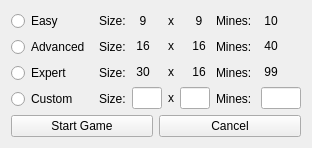
Old version of the form difficulty.ui in the repository q-g-j/qminesweeper.
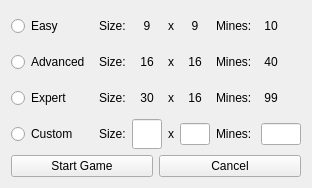
New version of the form.

Commit message: fixed difficulty dialog again

```diff
--- a/difficulty.ui
+++ b/difficulty.ui
@@ -6,8 +6,8 @@
    <rect>
     <x>0</x>
     <y>0</y>
-    <width>339</width>
-    <height>220</height>
+    <width>405</width>
+    <height>194</height>
    </rect>
   </property>
   <property name="sizePolicy">
@@ -19,405 +19,498 @@
   <property name="windowTitle">
    <string>Choose difficulty</string>
   </property>
-  <layout class="QGridLayout" name="gridLayout">
+  <layout class="QGridLayout" name="gridLayout_2">
    <property name="sizeConstraint">
     <enum>QLayout::SetFixedSize</enum>
    </property>
    <item row="0" column="0">
-    <layout class="QHBoxLayout" name="horizontalLayout_main">
-     <item>
-      <layout class="QVBoxLayout" name="verticalLayout_mode" stretch="0,0,0,0">
-       <property name="sizeConstraint">
-        <enum>QLayout::SetDefaultConstraint</enum>
+    <layout class="QGridLayout" name="gridLayout">
+     <item row="1" column="4">
+      <widget class="QLabel" name="label_medium_rows">
+       <property name="text">
+        <string>16</string>
        </property>
-       <item>
-        <widget class="QRadioButton" name="radioButton_easy">
-         <property name="text">
-          <string>Easy</string>
-         </property>
-        </widget>
-       </item>
-       <item>
-        <widget class="QRadioButton" name="radioButton_advanced">
-         <property name="text">
-          <string>Advanced </string>
-         </property>
-        </widget>
-       </item>
-       <item>
-        <widget class="QRadioButton" name="radioButton_expert">
-         <property name="text">
-          <string>Expert</string>
-         </property>
-        </widget>
-       </item>
-       <item>
-        <widget class="QRadioButton" name="radioButton_custom">
-         <property name="text">
-          <string>Custom</string>
-         </property>
-        </widget>
-       </item>
-      </layout>
+       <property name="alignment">
+        <set>Qt::AlignCenter</set>
+       </property>
+      </widget>
      </item>
-     <item>
-      <layout class="QVBoxLayout" name="verticalLayout_size_labels">
-       <item>
-        <widget class="QLabel" name="label_small_size">
-         <property name="sizePolicy">
-          <sizepolicy hsizetype="MinimumExpanding" vsizetype="MinimumExpanding">
-           <horstretch>0</horstretch>
-           <verstretch>0</verstretch>
-          </sizepolicy>
-         </property>
-         <property name="text">
-          <string>Size:</string>
-         </property>
-        </widget>
-       </item>
-       <item>
-        <widget class="QLabel" name="label_medium_size">
-         <property name="sizePolicy">
-          <sizepolicy hsizetype="MinimumExpanding" vsizetype="MinimumExpanding">
-           <horstretch>0</horstretch>
-           <verstretch>0</verstretch>
-          </sizepolicy>
-         </property>
-         <property name="text">
-          <string>Size:</string>
-         </property>
-        </widget>
-       </item>
-       <item>
-        <widget class="QLabel" name="label_large_size">
-         <property name="sizePolicy">
-          <sizepolicy hsizetype="MinimumExpanding" vsizetype="MinimumExpanding">
-           <horstretch>0</horstretch>
-           <verstretch>0</verstretch>
-          </sizepolicy>
-         </property>
-         <property name="text">
-          <string>Size:</string>
-         </property>
-        </widget>
-       </item>
-       <item>
-        <widget class="QLabel" name="label_custom_size">
-         <property name="sizePolicy">
-          <sizepolicy hsizetype="MinimumExpanding" vsizetype="MinimumExpanding">
-           <horstretch>0</horstretch>
-           <verstretch>0</verstretch>
-          </sizepolicy>
-         </property>
-         <property name="text">
-          <string>Size:</string>
-         </property>
-        </widget>
-       </item>
-      </layout>
+     <item row="1" column="1">
+      <widget class="QLabel" name="label_medium_size">
+       <property name="sizePolicy">
+        <sizepolicy hsizetype="Preferred" vsizetype="Fixed">
+         <horstretch>0</horstretch>
+         <verstretch>0</verstretch>
+        </sizepolicy>
+       </property>
+       <property name="minimumSize">
+        <size>
+         <width>0</width>
+         <height>30</height>
+        </size>
+       </property>
+       <property name="maximumSize">
+        <size>
+         <width>16777215</width>
+         <height>30</height>
+        </size>
+       </property>
+       <property name="text">
+        <string>Size:</string>
+       </property>
+       <property name="alignment">
+        <set>Qt::AlignLeading|Qt::AlignLeft|Qt::AlignVCenter</set>
+       </property>
+      </widget>
      </item>
-     <item>
-      <layout class="QVBoxLayout" name="verticalLayout_size_values">
-       <item>
-        <layout class="QHBoxLayout" name="horizontalLayout_size_values_small">
-         <item>
-          <widget class="QLabel" name="label_small_cols">
-           <property name="text">
-            <string>9</string>
-           </property>
-           <property name="alignment">
-            <set>Qt::AlignCenter</set>
-           </property>
-          </widget>
-         </item>
-         <item>
-          <widget class="QLabel" name="label_small_x">
-           <property name="text">
-            <string>x</string>
-           </property>
-           <property name="alignment">
-            <set>Qt::AlignCenter</set>
-           </property>
-          </widget>
-         </item>
-         <item>
-          <widget class="QLabel" name="label_small_rows">
-           <property name="text">
-            <string>9</string>
-           </property>
-           <property name="alignment">
-            <set>Qt::AlignCenter</set>
-           </property>
-          </widget>
-         </item>
-        </layout>
-       </item>
-       <item>
-        <layout class="QHBoxLayout" name="horizontalLayout_size_values_medium">
-         <item>
-          <widget class="QLabel" name="label_medium_cols">
-           <property name="text">
-            <string>16</string>
-           </property>
-           <property name="alignment">
-            <set>Qt::AlignCenter</set>
-           </property>
-          </widget>
-         </item>
-         <item>
-          <widget class="QLabel" name="label_medium_x">
-           <property name="text">
-            <string>x</string>
-           </property>
-           <property name="alignment">
-            <set>Qt::AlignCenter</set>
-           </property>
-          </widget>
-         </item>
-         <item>
-          <widget class="QLabel" name="label_medium_rows">
-           <property name="text">
-            <string>16</string>
-           </property>
-           <property name="alignment">
-            <set>Qt::AlignCenter</set>
-           </property>
-          </widget>
-         </item>
-        </layout>
-       </item>
-       <item>
-        <layout class="QHBoxLayout" name="horizontalLayout_size_values_large">
-         <item>
-          <widget class="QLabel" name="label_large_cols">
-           <property name="text">
-            <string>30</string>
-           </property>
-           <property name="alignment">
-            <set>Qt::AlignCenter</set>
-           </property>
-          </widget>
-         </item>
-         <item>
-          <widget class="QLabel" name="label_large_x">
-           <property name="text">
-            <string>x</string>
-           </property>
-           <property name="alignment">
-            <set>Qt::AlignCenter</set>
-           </property>
-          </widget>
-         </item>
-         <item>
-          <widget class="QLabel" name="label_large_rows">
-           <property name="text">
-            <string>16</string>
-           </property>
-           <property name="alignment">
-            <set>Qt::AlignCenter</set>
-           </property>
-          </widget>
-         </item>
-        </layout>
-       </item>
-       <item>
-        <layout class="QHBoxLayout" name="horizontalLayout_size_values_custom">
-         <item>
-          <widget class="QLineEdit" name="lineEdit_custom_cols">
-           <property name="sizePolicy">
-            <sizepolicy hsizetype="Fixed" vsizetype="Preferred">
-             <horstretch>0</horstretch>
-             <verstretch>0</verstretch>
-            </sizepolicy>
-           </property>
-           <property name="maximumSize">
-            <size>
-             <width>30</width>
-             <height>16777215</height>
-            </size>
-           </property>
-          </widget>
-         </item>
-         <item>
-          <widget class="QLabel" name="label_custom_x">
-           <property name="text">
-            <string>x</string>
-           </property>
-          </widget>
-         </item>
-         <item>
-          <widget class="QLineEdit" name="lineEdit_custom_rows">
-           <property name="sizePolicy">
-            <sizepolicy hsizetype="Fixed" vsizetype="Preferred">
-             <horstretch>0</horstretch>
-             <verstretch>0</verstretch>
-            </sizepolicy>
-           </property>
-           <property name="maximumSize">
-            <size>
-             <width>30</width>
-             <height>16777215</height>
-            </size>
-           </property>
-          </widget>
-         </item>
-        </layout>
-       </item>
-      </layout>
+     <item row="1" column="6">
+      <widget class="QLabel" name="label_medium_mines_value">
+       <property name="maximumSize">
+        <size>
+         <width>40</width>
+         <height>16777215</height>
+        </size>
+       </property>
+       <property name="layoutDirection">
+        <enum>Qt::LeftToRight</enum>
+       </property>
+       <property name="text">
+        <string> 40</string>
+       </property>
+       <property name="alignment">
+        <set>Qt::AlignLeading|Qt::AlignLeft|Qt::AlignVCenter</set>
+       </property>
+      </widget>
      </item>
-     <item>
-      <layout class="QVBoxLayout" name="verticalLayout_mines_labels">
-       <item>
-        <widget class="QLabel" name="label_small_mines">
-         <property name="sizePolicy">
-          <sizepolicy hsizetype="MinimumExpanding" vsizetype="MinimumExpanding">
-           <horstretch>0</horstretch>
-           <verstretch>0</verstretch>
-          </sizepolicy>
-         </property>
-         <property name="text">
-          <string>Mines: </string>
-         </property>
-        </widget>
-       </item>
-       <item>
-        <widget class="QLabel" name="label_medium_mines">
-         <property name="sizePolicy">
-          <sizepolicy hsizetype="MinimumExpanding" vsizetype="MinimumExpanding">
-           <horstretch>0</horstretch>
-           <verstretch>0</verstretch>
-          </sizepolicy>
-         </property>
-         <property name="text">
-          <string>Mines: </string>
-         </property>
-        </widget>
-       </item>
-       <item>
-        <widget class="QLabel" name="label_large_mines">
-         <property name="sizePolicy">
-          <sizepolicy hsizetype="MinimumExpanding" vsizetype="MinimumExpanding">
-           <horstretch>0</horstretch>
-           <verstretch>0</verstretch>
-          </sizepolicy>
-         </property>
-         <property name="text">
-          <string>Mines: </string>
-         </property>
-        </widget>
-       </item>
-       <item>
-        <widget class="QLabel" name="label_custom_mines">
-         <property name="sizePolicy">
-          <sizepolicy hsizetype="MinimumExpanding" vsizetype="MinimumExpanding">
-           <horstretch>0</horstretch>
-           <verstretch>0</verstretch>
-          </sizepolicy>
-         </property>
-         <property name="text">
-          <string>Mines: </string>
-         </property>
-        </widget>
-       </item>
-      </layout>
+     <item row="1" column="2">
+      <widget class="QLabel" name="label_medium_cols">
+       <property name="sizePolicy">
+        <sizepolicy hsizetype="Preferred" vsizetype="Fixed">
+         <horstretch>0</horstretch>
+         <verstretch>0</verstretch>
+        </sizepolicy>
+       </property>
+       <property name="minimumSize">
+        <size>
+         <width>0</width>
+         <height>30</height>
+        </size>
+       </property>
+       <property name="maximumSize">
+        <size>
+         <width>16777215</width>
+         <height>30</height>
+        </size>
+       </property>
+       <property name="text">
+        <string>16</string>
+       </property>
+       <property name="alignment">
+        <set>Qt::AlignCenter</set>
+       </property>
+      </widget>
      </item>
-     <item>
-      <layout class="QVBoxLayout" name="verticalLayout_mines_values">
-       <property name="sizeConstraint">
-        <enum>QLayout::SetDefaultConstraint</enum>
+     <item row="2" column="3">
+      <widget class="QLabel" name="label_large_x">
+       <property name="text">
+        <string>x</string>
        </property>
-       <item>
-        <widget class="QLabel" name="label_small_mines_value">
-         <property name="sizePolicy">
-          <sizepolicy hsizetype="MinimumExpanding" vsizetype="MinimumExpanding">
-           <horstretch>0</horstretch>
-           <verstretch>0</verstretch>
-          </sizepolicy>
-         </property>
-         <property name="maximumSize">
-          <size>
-           <width>40</width>
-           <height>16777215</height>
-          </size>
-         </property>
-         <property name="layoutDirection">
-          <enum>Qt::LeftToRight</enum>
-         </property>
-         <property name="text">
-          <string> 10</string>
-         </property>
-         <property name="alignment">
-          <set>Qt::AlignLeading|Qt::AlignLeft|Qt::AlignVCenter</set>
-         </property>
-        </widget>
-       </item>
-       <item>
-        <widget class="QLabel" name="label_medium_mines_value">
-         <property name="sizePolicy">
-          <sizepolicy hsizetype="MinimumExpanding" vsizetype="MinimumExpanding">
-           <horstretch>0</horstretch>
-           <verstretch>0</verstretch>
-          </sizepolicy>
-         </property>
-         <property name="maximumSize">
-          <size>
-           <width>40</width>
-           <height>16777215</height>
-          </size>
-         </property>
-         <property name="layoutDirection">
-          <enum>Qt::LeftToRight</enum>
-         </property>
-         <property name="text">
-          <string> 40</string>
-         </property>
-         <property name="alignment">
-          <set>Qt::AlignLeading|Qt::AlignLeft|Qt::AlignVCenter</set>
-         </property>
-        </widget>
-       </item>
-       <item>
-        <widget class="QLabel" name="label_large_mines_value">
-         <property name="sizePolicy">
-          <sizepolicy hsizetype="MinimumExpanding" vsizetype="MinimumExpanding">
-           <horstretch>0</horstretch>
-           <verstretch>0</verstretch>
-          </sizepolicy>
-         </property>
-         <property name="maximumSize">
-          <size>
-           <width>40</width>
-           <height>16777215</height>
-          </size>
-         </property>
-         <property name="layoutDirection">
-          <enum>Qt::LeftToRight</enum>
-         </property>
-         <property name="text">
-          <string> 99</string>
-         </property>
-         <property name="alignment">
-          <set>Qt::AlignLeading|Qt::AlignLeft|Qt::AlignVCenter</set>
-         </property>
-        </widget>
-       </item>
-       <item>
-        <widget class="QLineEdit" name="lineEdit_custom_mines">
-         <property name="sizePolicy">
-          <sizepolicy hsizetype="Fixed" vsizetype="MinimumExpanding">
-           <horstretch>0</horstretch>
-           <verstretch>0</verstretch>
-          </sizepolicy>
-         </property>
-         <property name="maximumSize">
-          <size>
-           <width>40</width>
-           <height>16777215</height>
-          </size>
-         </property>
-        </widget>
-       </item>
-      </layout>
+       <property name="alignment">
+        <set>Qt::AlignCenter</set>
+       </property>
+      </widget>
+     </item>
+     <item row="2" column="6">
+      <widget class="QLabel" name="label_large_mines_value">
+       <property name="maximumSize">
+        <size>
+         <width>40</width>
+         <height>16777215</height>
+        </size>
+       </property>
+       <property name="layoutDirection">
+        <enum>Qt::LeftToRight</enum>
+       </property>
+       <property name="text">
+        <string> 99</string>
+       </property>
+       <property name="alignment">
+        <set>Qt::AlignLeading|Qt::AlignLeft|Qt::AlignVCenter</set>
+       </property>
+      </widget>
+     </item>
+     <item row="0" column="6">
+      <widget class="QLabel" name="label_small_mines_value">
+       <property name="maximumSize">
+        <size>
+         <width>40</width>
+         <height>16777215</height>
+        </size>
+       </property>
+       <property name="layoutDirection">
+        <enum>Qt::LeftToRight</enum>
+       </property>
+       <property name="text">
+        <string> 10</string>
+       </property>
+       <property name="alignment">
+        <set>Qt::AlignLeading|Qt::AlignLeft|Qt::AlignVCenter</set>
+       </property>
+      </widget>
+     </item>
+     <item row="1" column="5">
+      <widget class="QLabel" name="label_medium_mines">
+       <property name="text">
+        <string>Mines: </string>
+       </property>
+      </widget>
+     </item>
+     <item row="2" column="1">
+      <widget class="QLabel" name="label_large_size">
+       <property name="sizePolicy">
+        <sizepolicy hsizetype="Preferred" vsizetype="Fixed">
+         <horstretch>0</horstretch>
+         <verstretch>0</verstretch>
+        </sizepolicy>
+       </property>
+       <property name="minimumSize">
+        <size>
+         <width>0</width>
+         <height>30</height>
+        </size>
+       </property>
+       <property name="maximumSize">
+        <size>
+         <width>16777215</width>
+         <height>30</height>
+        </size>
+       </property>
+       <property name="text">
+        <string>Size:</string>
+       </property>
+       <property name="alignment">
+        <set>Qt::AlignLeading|Qt::AlignLeft|Qt::AlignVCenter</set>
+       </property>
+      </widget>
+     </item>
+     <item row="1" column="3">
+      <widget class="QLabel" name="label_medium_x">
+       <property name="text">
+        <string>x</string>
+       </property>
+       <property name="alignment">
+        <set>Qt::AlignCenter</set>
+       </property>
+      </widget>
+     </item>
+     <item row="2" column="0">
+      <widget class="QRadioButton" name="radioButton_expert">
+       <property name="sizePolicy">
+        <sizepolicy hsizetype="Minimum" vsizetype="Fixed">
+         <horstretch>0</horstretch>
+         <verstretch>0</verstretch>
+        </sizepolicy>
+       </property>
+       <property name="minimumSize">
+        <size>
+         <width>0</width>
+         <height>30</height>
+        </size>
+       </property>
+       <property name="maximumSize">
+        <size>
+         <width>16777215</width>
+         <height>30</height>
+        </size>
+       </property>
+       <property name="text">
+        <string>Expert</string>
+       </property>
+      </widget>
+     </item>
+     <item row="0" column="3">
+      <widget class="QLabel" name="label_small_x">
+       <property name="text">
+        <string>x</string>
+       </property>
+       <property name="alignment">
+        <set>Qt::AlignCenter</set>
+       </property>
+      </widget>
+     </item>
+     <item row="2" column="4">
+      <widget class="QLabel" name="label_large_rows">
+       <property name="text">
+        <string>16</string>
+       </property>
+       <property name="alignment">
+        <set>Qt::AlignCenter</set>
+       </property>
+      </widget>
+     </item>
+     <item row="0" column="1">
+      <widget class="QLabel" name="label_small_size">
+       <property name="sizePolicy">
+        <sizepolicy hsizetype="Preferred" vsizetype="Fixed">
+         <horstretch>0</horstretch>
+         <verstretch>0</verstretch>
+        </sizepolicy>
+       </property>
+       <property name="minimumSize">
+        <size>
+         <width>0</width>
+         <height>30</height>
+        </size>
+       </property>
+       <property name="maximumSize">
+        <size>
+         <width>16777215</width>
+         <height>30</height>
+        </size>
+       </property>
+       <property name="text">
+        <string>Size:</string>
+       </property>
+       <property name="alignment">
+        <set>Qt::AlignLeading|Qt::AlignLeft|Qt::AlignVCenter</set>
+       </property>
+      </widget>
+     </item>
+     <item row="0" column="0">
+      <widget class="QRadioButton" name="radioButton_easy">
+       <property name="sizePolicy">
+        <sizepolicy hsizetype="Minimum" vsizetype="Fixed">
+         <horstretch>0</horstretch>
+         <verstretch>0</verstretch>
+        </sizepolicy>
+       </property>
+       <property name="minimumSize">
+        <size>
+         <width>0</width>
+         <height>30</height>
+        </size>
+       </property>
+       <property name="maximumSize">
+        <size>
+         <width>16777215</width>
+         <height>30</height>
+        </size>
+       </property>
+       <property name="text">
+        <string>Easy</string>
+       </property>
+      </widget>
+     </item>
+     <item row="2" column="2">
+      <widget class="QLabel" name="label_large_cols">
+       <property name="sizePolicy">
+        <sizepolicy hsizetype="Preferred" vsizetype="Fixed">
+         <horstretch>0</horstretch>
+         <verstretch>0</verstretch>
+        </sizepolicy>
+       </property>
+       <property name="minimumSize">
+        <size>
+         <width>0</width>
+         <height>30</height>
+        </size>
+       </property>
+       <property name="maximumSize">
+        <size>
+         <width>16777215</width>
+         <height>30</height>
+        </size>
+       </property>
+       <property name="text">
+        <string>30</string>
+       </property>
+       <property name="alignment">
+        <set>Qt::AlignCenter</set>
+       </property>
+      </widget>
+     </item>
+     <item row="0" column="5">
+      <widget class="QLabel" name="label_small_mines">
+       <property name="text">
+        <string>Mines: </string>
+       </property>
+      </widget>
+     </item>
+     <item row="1" column="0">
+      <widget class="QRadioButton" name="radioButton_advanced">
+       <property name="sizePolicy">
+        <sizepolicy hsizetype="Minimum" vsizetype="Fixed">
+         <horstretch>0</horstretch>
+         <verstretch>0</verstretch>
+        </sizepolicy>
+       </property>
+       <property name="minimumSize">
+        <size>
+         <width>0</width>
+         <height>30</height>
+        </size>
+       </property>
+       <property name="maximumSize">
+        <size>
+         <width>16777215</width>
+         <height>30</height>
+        </size>
+       </property>
+       <property name="text">
+        <string>Advanced </string>
+       </property>
+      </widget>
+     </item>
+     <item row="0" column="4">
+      <widget class="QLabel" name="label_small_rows">
+       <property name="text">
+        <string>9</string>
+       </property>
+       <property name="alignment">
+        <set>Qt::AlignCenter</set>
+       </property>
+      </widget>
+     </item>
+     <item row="2" column="5">
+      <widget class="QLabel" name="label_large_mines">
+       <property name="text">
+        <string>Mines: </string>
+       </property>
+      </widget>
+     </item>
+     <item row="0" column="2">
+      <widget class="QLabel" name="label_small_cols">
+       <property name="sizePolicy">
+        <sizepolicy hsizetype="Preferred" vsizetype="Fixed">
+         <horstretch>0</horstretch>
+         <verstretch>0</verstretch>
+        </sizepolicy>
+       </property>
+       <property name="minimumSize">
+        <size>
+         <width>0</width>
+         <height>30</height>
+        </size>
+       </property>
+       <property name="maximumSize">
+        <size>
+         <width>16777215</width>
+         <height>30</height>
+        </size>
+       </property>
+       <property name="text">
+        <string>9</string>
+       </property>
+       <property name="alignment">
+        <set>Qt::AlignCenter</set>
+       </property>
+      </widget>
+     </item>
+     <item row="3" column="3">
+      <widget class="QLabel" name="label_custom_x">
+       <property name="text">
+        <string>x</string>
+       </property>
+       <property name="alignment">
+        <set>Qt::AlignCenter</set>
+       </property>
+      </widget>
+     </item>
+     <item row="3" column="0">
+      <widget class="QRadioButton" name="radioButton_custom">
+       <property name="sizePolicy">
+        <sizepolicy hsizetype="Minimum" vsizetype="Fixed">
+         <horstretch>0</horstretch>
+         <verstretch>0</verstretch>
+        </sizepolicy>
+       </property>
+       <property name="minimumSize">
+        <size>
+         <width>0</width>
+         <height>30</height>
+        </size>
+       </property>
+       <property name="maximumSize">
+        <size>
+         <width>16777215</width>
+         <height>30</height>
+        </size>
+       </property>
+       <property name="text">
+        <string>Custom</string>
+       </property>
+      </widget>
+     </item>
+     <item row="3" column="1">
+      <widget class="QLabel" name="label_custom_size">
+       <property name="sizePolicy">
+        <sizepolicy hsizetype="Preferred" vsizetype="Fixed">
+         <horstretch>0</horstretch>
+         <verstretch>0</verstretch>
+        </sizepolicy>
+       </property>
+       <property name="minimumSize">
+        <size>
+         <width>0</width>
+         <height>30</height>
+        </size>
+       </property>
+       <property name="maximumSize">
+        <size>
+         <width>16777215</width>
+         <height>30</height>
+        </size>
+       </property>
+       <property name="text">
+        <string>Size:</string>
+       </property>
+       <property name="alignment">
+        <set>Qt::AlignLeading|Qt::AlignLeft|Qt::AlignVCenter</set>
+       </property>
+      </widget>
+     </item>
+     <item row="3" column="2">
+      <widget class="QLineEdit" name="lineEdit_custom_cols">
+       <property name="minimumSize">
+        <size>
+         <width>0</width>
+         <height>30</height>
+        </size>
+       </property>
+       <property name="maximumSize">
+        <size>
+         <width>30</width>
+         <height>30</height>
+        </size>
+       </property>
+      </widget>
+     </item>
+     <item row="3" column="4">
+      <widget class="QLineEdit" name="lineEdit_custom_rows">
+       <property name="maximumSize">
+        <size>
+         <width>30</width>
+         <height>16777215</height>
+        </size>
+       </property>
+      </widget>
+     </item>
+     <item row="3" column="5">
+      <widget class="QLabel" name="label_custom_mines">
+       <property name="text">
+        <string>Mines: </string>
+       </property>
+      </widget>
+     </item>
+     <item row="3" column="6">
+      <widget class="QLineEdit" name="lineEdit_custom_mines">
+       <property name="maximumSize">
+        <size>
+         <width>40</width>
+         <height>16777215</height>
+        </size>
+       </property>
+      </widget>
      </item>
     </layout>
    </item>
```
Left out of the diff: 28 changed lines with no effect on the pictures. The commit also changes 3 other files.
